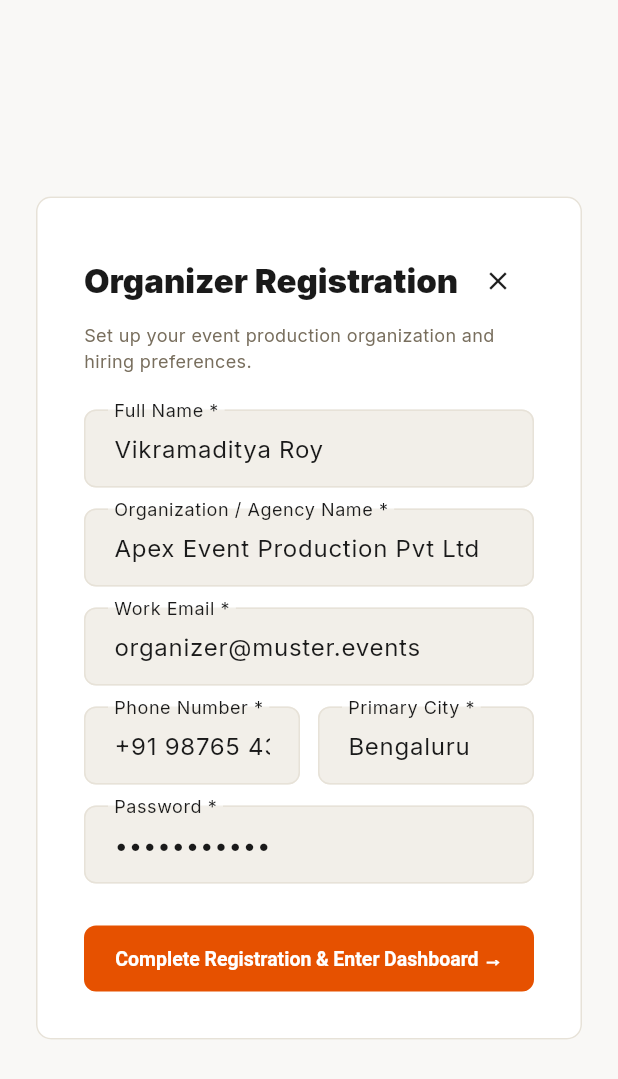
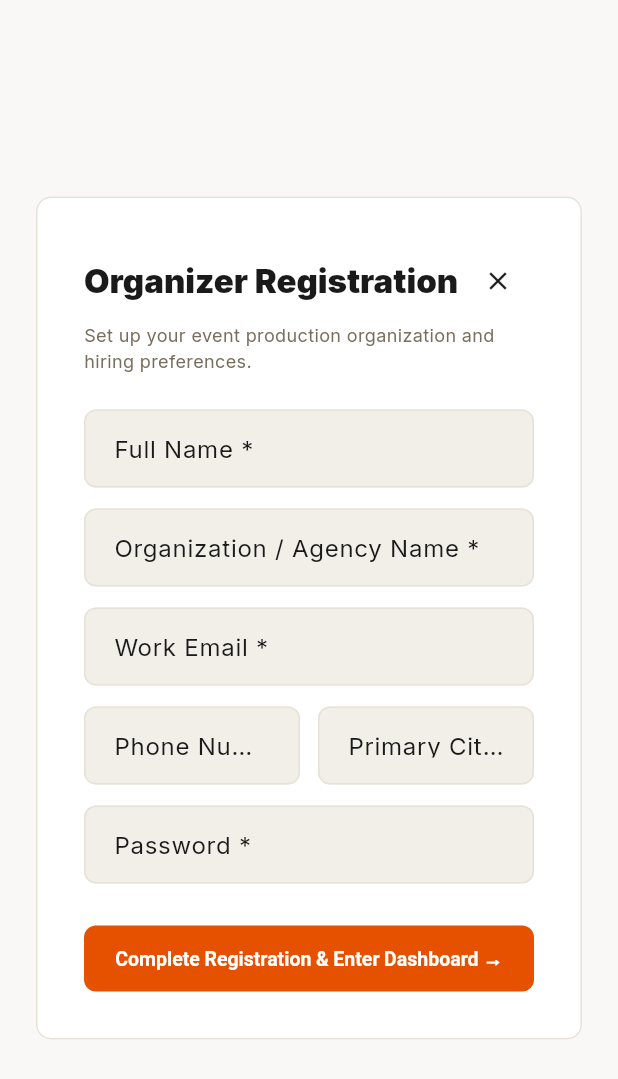
Before and after one commit to parikshitkurel/muster, a Flutter app: the OrganizerRegistrationScreen screen opened by its route, on a phone screen of 412 x 824 dp. Shown: the top 1079 px of the screen. Run offline on Flutter 3.47's test engine with Material 3 defaults, Android fonts, the phone set to English and light mode, and no system bars; our stand-ins replace flutter_riverpod, go_router, google_fonts, lucide_icons_flutter, supabase_flutter; accounts and stored records are empty.

Commit message:
fix: clear pre-entered registration data and enforce duplicate email and phone validations

```diff
--- a/lib/features/auth/presentation/organizer_registration_screen.dart
+++ b/lib/features/auth/presentation/organizer_registration_screen.dart
@@ -15,12 +15,12 @@ class OrganizerRegistrationScreen extends ConsumerStatefulWidget {
 class _OrganizerRegistrationScreenState
     extends ConsumerState<OrganizerRegistrationScreen> {
   final _formKey = GlobalKey<FormState>();
-  final _nameCtrl = TextEditingController(text: 'Vikramaditya Roy');
-  final _companyCtrl = TextEditingController(text: 'Apex Event Production Pvt Ltd');
-  final _emailCtrl = TextEditingController(text: 'organizer@muster.events');
-  final _phoneCtrl = TextEditingController(text: '+91 98765 43210');
-  final _cityCtrl = TextEditingController(text: 'Bengaluru');
-  final _passwordCtrl = TextEditingController(text: 'password123');
+  final _nameCtrl = TextEditingController();
+  final _companyCtrl = TextEditingController();
+  final _emailCtrl = TextEditingController();
+  final _phoneCtrl = TextEditingController();
+  final _cityCtrl = TextEditingController();
+  final _passwordCtrl = TextEditingController();
 
   @override
   void dispose() {
@@ -41,6 +41,7 @@ class _OrganizerRegistrationScreenState
             fullName: _nameCtrl.text.trim(),
             companyName: _companyCtrl.text.trim(),
             city: _cityCtrl.text.trim(),
+            phone: _phoneCtrl.text.trim(),
           );
 
       if (success && mounted) {
@@ -101,21 +102,30 @@ class _OrganizerRegistrationScreenState
 
                       TextFormField(
                         controller: _nameCtrl,
-                        decoration: const InputDecoration(labelText: 'Full Name *'),
-                        validator: (v) => (v == null || v.isEmpty) ? 'Required' : null,
+                        decoration: const InputDecoration(
+                          labelText: 'Full Name *',
+                          hintText: 'e.g. Vikramaditya Roy',
+                        ),
+                        validator: (v) => (v == null || v.trim().isEmpty) ? 'Required' : null,
                       ),
                       const SizedBox(height: 14),
 
                       TextFormField(
                         controller: _companyCtrl,
-                        decoration: const InputDecoration(labelText: 'Organization / Agency Name *'),
-                        validator: (v) => (v == null || v.isEmpty) ? 'Required' : null,
+                        decoration: const InputDecoration(
+                          labelText: 'Organization / Agency Name *',
+                          hintText: 'e.g. Apex Event Production',
+                        ),
+                        validator: (v) => (v == null || v.trim().isEmpty) ? 'Required' : null,
                       ),
                       const SizedBox(height: 14),
 
                       TextFormField(
                         controller: _emailCtrl,
-                        decoration: const InputDecoration(labelText: 'Work Email *'),
+                        decoration: const InputDecoration(
+                          labelText: 'Work Email *',
+                          hintText: 'e.g. organizer@company.com',
+                        ),
                         validator: (v) => (v == null || !v.contains('@')) ? 'Valid email required' : null,
                       ),
                       const SizedBox(height: 14),
@@ -125,16 +135,22 @@ class _OrganizerRegistrationScreenState
                           Expanded(
                             child: TextFormField(
                               controller: _phoneCtrl,
-                              decoration: const InputDecoration(labelText: 'Phone Number *'),
-                              validator: (v) => (v == null || v.isEmpty) ? 'Required' : null,
+                              decoration: const InputDecoration(
+                                labelText: 'Phone Number *',
+                                hintText: 'e.g. +91 98765 43210',
+                              ),
+                              validator: (v) => (v == null || v.trim().isEmpty) ? 'Required' : null,
                             ),
                           ),
                           const SizedBox(width: 12),
                           Expanded(
                             child: TextFormField(
                               controller: _cityCtrl,
-                              decoration: const InputDecoration(labelText: 'Primary City *'),
-                              validator: (v) => (v == null || v.isEmpty) ? 'Required' : null,
+                              decoration: const InputDecoration(
+                                labelText: 'Primary City *',
+                                hintText: 'e.g. Bengaluru',
+                              ),
+                              validator: (v) => (v == null || v.trim().isEmpty) ? 'Required' : null,
                             ),
                           ),
                         ],
@@ -144,7 +160,10 @@ class _OrganizerRegistrationScreenState
                       TextFormField(
                         controller: _passwordCtrl,
                         obscureText: true,
-                        decoration: const InputDecoration(labelText: 'Password *'),
+                        decoration: const InputDecoration(
+                          labelText: 'Password *',
+                          hintText: '••••••••••••',
+                        ),
                         validator: (v) => (v == null || v.length < 6) ? 'Min 6 chars' : null,
                       ),
                       const SizedBox(height: 28),
```
Also changed, not shown: lib/data/repositories/auth_repository.dart (+134 -14 lines), lib/features/auth/presentation/freelancer_registration_screen.dart (+38 -18 lines).
